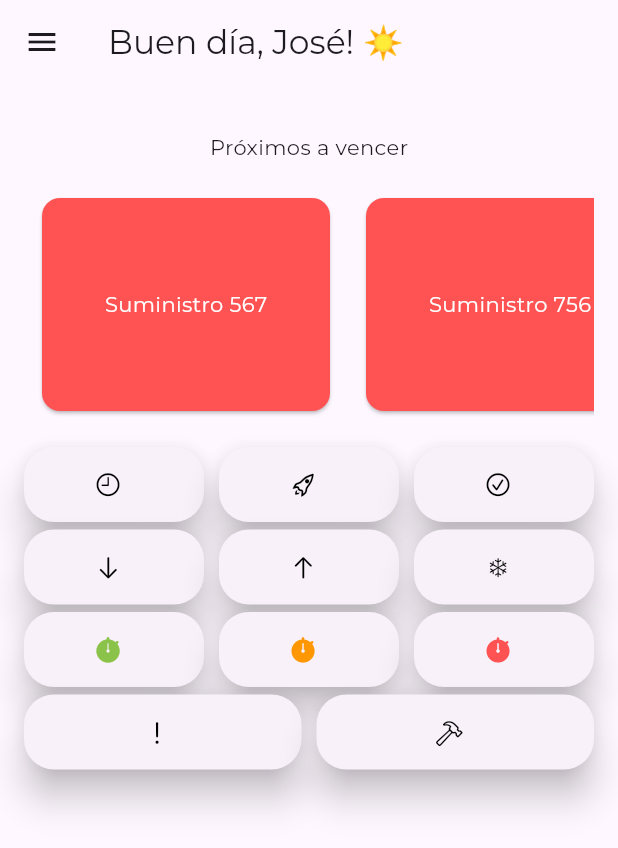
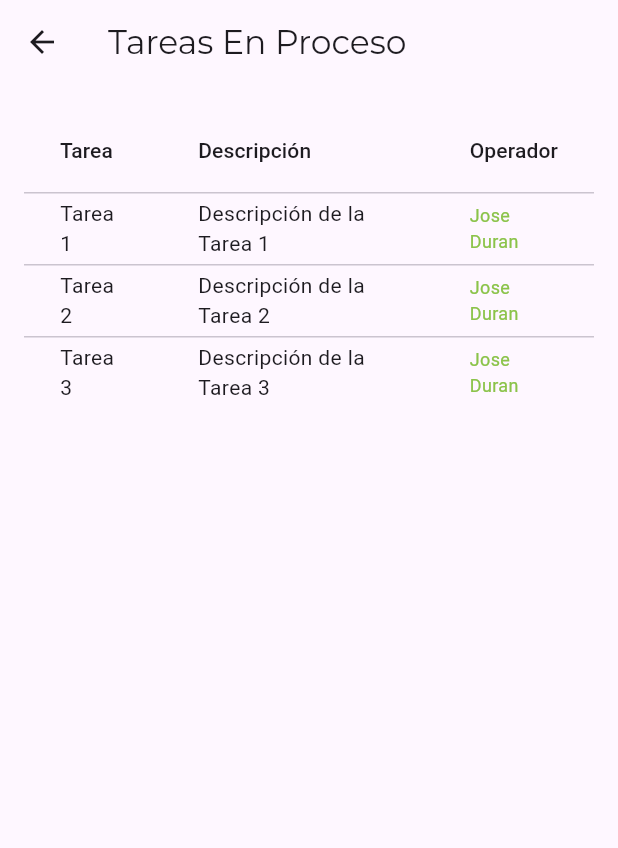
Before and after one commit to josegduran/banco_alimentos, a Flutter app: the DashboardPage screen opened directly, after a tap on an icon or button, on a phone screen of 412 x 824 dp. Shown: the top 848 px of the screen. Run offline on Flutter 3.47's test engine with Material 3 defaults, Android fonts, the phone set to English and light mode, and no system bars; our stand-ins replace animated_text_kit, google_fonts.

Commit message:
- Remodelación del lobby - tareasEnProceso.dart page agregada - tareasPendientes.dart page agregada - Eliminación de los flyers - Nueva dependencia agregada

```diff
--- a/lib/main.dart
+++ b/lib/main.dart
@@ -1,4 +1,5 @@
 import 'package:flutter/material.dart';
+import 'dart:async';
 import 'pages/dashboard.dart';
 import 'package:google_fonts/google_fonts.dart';
 
@@ -32,31 +33,184 @@ class MyHomePage extends StatefulWidget {
 }
 
 class _MyHomePageState extends State<MyHomePage> {
+  bool isRedSquareVisible = true;
+  bool isAmberSquareVisible = true;
+  bool isGreenSquareVisible = true;
+
+  Timer? _timer;
+
+  @override
+  void initState() {
+    super.initState();
+    startBlinking();
+  }
+
+  void startBlinking() {
+    _timer = Timer.periodic(Duration(milliseconds: 1000), (timer) {
+      setState(() {
+        isRedSquareVisible = !isRedSquareVisible;
+        isAmberSquareVisible = !isAmberSquareVisible;
+        isGreenSquareVisible = !isGreenSquareVisible;
+      });
+    });
+  }
+
+  void resetTimer() {
+    _timer?.cancel();
+    startBlinking();
+  }
+
   @override
   Widget build(BuildContext context) {
+    double screenWidth = MediaQuery.of(context).size.width;
+
     return Scaffold(
-      body: WillPopScope(
+      body: GestureDetector(
+        onTap: () {
+          resetTimer();
+        },
+        onPanUpdate: (_) {
+          resetTimer();
+        },
+        child: WillPopScope(
           onWillPop: () async {
             // Evitar que el usuario pueda regresar a la página anterior
             return false;
           },
           child: Padding(
-          padding: const EdgeInsets.only(bottom: 60.0),
+            padding: const EdgeInsets.all(16.0),
             child: Center(
               child: Column(
                 mainAxisAlignment: MainAxisAlignment.center,
                 children: <Widget>[
-                _buildImageGrid(),
+                  // Añadir un espacio en blanco con margen
+                  SizedBox(height: 50.0),
+                  // Contenedor para ajustar la posición del semáforo
+                  Row(
+                    mainAxisAlignment: MainAxisAlignment.center,
+                    children: [
+                      // Aquí puedes personalizar tu semáforo horizontal
+                      Container(
+                        width: screenWidth / 3 - 20, // Ajustar según sea necesario
+                        height: 100,
+                        decoration: BoxDecoration(
+                          color: isRedSquareVisible ? Colors.redAccent : Colors.transparent,
+                          border: Border.all(color: Colors.black),
+                          borderRadius: BorderRadius.circular(30.0),
+                          boxShadow: [
+                            BoxShadow(
+                              color: Colors.grey.withOpacity(0.5),
+                              spreadRadius: 2,
+                              blurRadius: 5,
+                              offset: Offset(0, 10),
+                            )
+                          ]
+                        ),
+                        margin: EdgeInsets.all(1),
+                      ),
+                      Container(
+                        width: screenWidth / 3 - 20,
+                        height: 100,
+                        decoration: BoxDecoration(
+                          color: isAmberSquareVisible ? Colors.amber : Colors.transparent,
+                          border: Border.all(color: Colors.black),
+                          borderRadius: BorderRadius.circular(30.0),
+                          boxShadow: [
+                            BoxShadow(
+                              color: Colors.grey.withOpacity(0.5),
+                              spreadRadius: 2,
+                              blurRadius: 5,
+                              offset: Offset(0, 10),
+                            )
+                          ]
+                        ),
+                        margin: EdgeInsets.all(1),
+                      ),
+                      Container(
+                        width: screenWidth / 3 - 20,
+                        height: 100,
+                        decoration: BoxDecoration(
+                          color: isGreenSquareVisible ? Colors.lightGreen : Colors.transparent,
+                          border: Border.all(color: Colors.black),
+                          borderRadius: BorderRadius.circular(30.0),
+                          boxShadow: [
+                            BoxShadow(
+                              color: Colors.grey.withOpacity(0.5),
+                              spreadRadius: 2,
+                              blurRadius: 5,
+                              offset: Offset(0, 10),
+                            )
+                          ]
+                        ),
+                        margin: EdgeInsets.all(1),
+                      ),
+                    ],
+                  ),
+                  SizedBox(height: 50.0),
+                  // Agregar la tabla con los encabezados (folio, nombre, proveedor)
+                  Container(
+                    decoration: BoxDecoration(
+                      border: Border.all(color: Colors.black),
+                      borderRadius: BorderRadius.circular(30.0),
+                      boxShadow: [
+                        BoxShadow(
+                          color: Colors.grey.withOpacity(0.1),
+                          spreadRadius: 2,
+                          blurRadius: 5,
+                          offset: Offset(0, 10),
+                        )
+                      ]
+                    ),
+                    child: SingleChildScrollView(
+                      scrollDirection: Axis.horizontal,
+                      child: DataTable(
+                        columns: [
+                          DataColumn(label: Text('Folio')),
+                          DataColumn(label: Text('Nombre')),
+                          DataColumn(label: Text('Proveedor')),
+                          DataColumn(label: Text('Cantidad')),
+                        ],
+                        rows: [
+                          DataRow(cells: [
+                            DataCell(Text('1')),
+                            DataCell(Text('Nombre1')),
+                            DataCell(Text('Proveedor1')),
+                            DataCell(Text('Cantidad1')),
+                          ]),
+                          DataRow(cells: [
+                            DataCell(Text('2')),
+                            DataCell(Text('Nombre2')),
+                            DataCell(Text('Proveedor2')),
+                            DataCell(Text('Cantidad2')),
+                          ]),
+                          DataRow(cells: [
+                            DataCell(Text('3')),
+                            DataCell(Text('Nombre3')),
+                            DataCell(Text('Proveedor3')),
+                            DataCell(Text('Cantidad3')),
+                          ]),
+                          DataRow(cells: [
+                            DataCell(Text('4')),
+                            DataCell(Text('Nombre4')),
+                            DataCell(Text('Proveedor4')),
+                            DataCell(Text('Cantidad4')),
+                          ]),
+                          // Agregar más filas según sea necesario
+                        ],
+                      ),
+                    ),
+                  ),
+
                   Spacer(),
                   ElevatedButton(
                     onPressed: () {
                       // Navigate to the login page
                       Navigator.push(
                         context,
-                      MaterialPageRoute(builder: (context) => LoginPage()),
+                        MaterialPageRoute(builder: (context) => DashboardPage()),
                       );
                     },
-                  child: Text('Iniciar Sesión',
+                    child: Text('Operaciones',
                         style: GoogleFonts.montserrat(color: Colors.black)),
                   ),
                 ],
@@ -64,114 +218,13 @@ class _MyHomePageState extends State<MyHomePage> {
             ),
           ),
         ),
-    );
-  }
-
-  Widget _buildImageGrid() {
-    return GridView.count(
-      crossAxisCount: 2,
-      shrinkWrap: true,
-      physics: NeverScrollableScrollPhysics(),
-      children: [
-        _buildImage('lib/assets/img/flyer01.png'),
-        _buildImage('lib/assets/img/flyer02.png'),
-        _buildImage('lib/assets/img/logoanahuac.png'),
-        _buildImage('lib/assets/img/logoanahuac.png'),
-        _buildImage('lib/assets/img/logoanahuac.png'),
-        _buildImage('lib/assets/img/logoanahuac.png'),
-      ],
-    );
-  }
-
-  Widget _buildImage(String imagePath) {
-    return Card(
-      child: ClipRect(
-        child: Align(
-          alignment: Alignment.center,
-          heightFactor: 1.0,
-          child: Image.asset(
-            imagePath,
-            fit: BoxFit.cover,
-            width: double.infinity, // O ajusta el ancho según sea necesario
-          ),
-        ),
       ),
     );
   }
 
-
-}
-
-
-
-class LoginPage extends StatelessWidget {
   @override
-  Widget build(BuildContext context) {
-    return Scaffold(
-      appBar: AppBar(
-        title: Text('Iniciar Sesión', style: GoogleFonts.montserrat()),
-        centerTitle: true,
-      ),
-      body: Padding(
-        padding: const EdgeInsets.all(16.0),
-        child: SingleChildScrollView(
-          child: Center(
-            child: Column(
-              mainAxisAlignment: MainAxisAlignment.center,
-              children: <Widget>[
-                // Image from assets
-                Image.asset(
-                  'lib/assets/img/bamx_logo.png',
-                  height: 200.0, // Ajusta la altura según sea necesario
-                ),
-                const SizedBox(height: 20.0),
-                Text(
-                  'Ingresa tus datos', style: GoogleFonts.montserrat()
-                ),
-                const SizedBox(height: 20.0),
-                // Username TextField
-                TextField(
-                  decoration: InputDecoration(
-                    labelText: 'Usuario',
-                    border: OutlineInputBorder(),
-                    labelStyle: GoogleFonts.montserrat(),
-                  ),
-                ),
-                const SizedBox(height: 12.0),
-                TextField(
-                  obscureText: true,
-                  decoration: InputDecoration(
-                    labelText: 'Contraseña',
-                    border: OutlineInputBorder(),
-                    labelStyle: GoogleFonts.montserrat(),
-                  ),
-                ),
-
-                const SizedBox(height: 20.0),
-                // Login Button
-                ElevatedButton(
-                  onPressed: () {
-                    Navigator.push(
-                      context,
-                      MaterialPageRoute(builder: (context) => DashboardPage()),
-                    );
-                  },
-                  child: Text('Acceder',
-                      style: GoogleFonts.montserrat(color: Colors.black)),
-                ),
-                const SizedBox(height: 10.0),
-                ElevatedButton(
-                  onPressed: () {
-                    // Agregar lógica para solicitar acceso
-                  },
-                  child: Text('Solicitar acceso',
-                      style: GoogleFonts.montserrat(color: Colors.black)),
-                ),
-              ],
-            ),
-          ),
-        ),
-      ),
-    );
+  void dispose() {
+    _timer?.cancel();
+    super.dispose();
   }
 }
--- a/lib/pages/dashboard.dart
+++ b/lib/pages/dashboard.dart
@@ -1,20 +1,55 @@
 import 'package:flutter/material.dart';
 import 'package:flutter/cupertino.dart';
 import 'package:google_fonts/google_fonts.dart';
+import 'dart:async';
+import '/pages/tareasPendientes.dart';
+import '/pages/tareasEnProceso.dart';
 
-class DashboardPage extends StatelessWidget {
+class DashboardPage extends StatefulWidget {
+  @override
+  _DashboardPageState createState() => _DashboardPageState();
+}
+
+class _DashboardPageState extends State<DashboardPage> {
+  Timer? _inactivityTimer;
+
+  @override
+  void initState() {
+    super.initState();
+    startInactivityTimer();
+  }
+
+  void startInactivityTimer() {
+    _inactivityTimer = Timer(Duration(seconds: 120), () {
+      // Regresar a la página principal después de 120 segundos de inactividad
+      Navigator.pushReplacementNamed(context, '/');
+    });
+  }
+
+  void resetInactivityTimer() {
+    _inactivityTimer?.cancel();
+    startInactivityTimer();
+  }
+
   @override
   Widget build(BuildContext context) {
     return DefaultTextStyle(
-      style: GoogleFonts.montserrat(), // Establece Montserrat como la fuente predeterminada
+      style: GoogleFonts.montserrat(),
       child: WillPopScope(
         onWillPop: () async {
           // Evitar que el usuario pueda regresar a la página anterior
-          return false;
+          return true;
+        },
+        child: GestureDetector(
+          onTap: () {
+            resetInactivityTimer();
+          },
+          onPanUpdate: (_) {
+            resetInactivityTimer();
           },
           child: Scaffold(
             appBar: AppBar(
-            title: Text('Buen día, José! ☀️', style: GoogleFonts.montserrat(),),
+              title: Text('Buen día ☀️', style: GoogleFonts.montserrat()),
             ),
             drawer: _buildDrawer(context),
             body: SingleChildScrollView(
@@ -34,9 +69,31 @@ class DashboardPage extends StatelessWidget {
                       Row(
                         mainAxisAlignment: MainAxisAlignment.spaceEvenly,
                         children: [
-                        _buildDashboardButton(CupertinoIcons.clock, iconColor: Colors.black),
+                          _buildDashboardButton(
+                            CupertinoIcons.clock,
+                            iconColor: Colors.black,
+                            onPressed: () {
+                              // Navegar a la página de Tareas Pendientes cuando se presiona el icono del reloj
+                              Navigator.push(
+                                context,
+                                MaterialPageRoute(builder: (context) => TareasPendientesPage()),
+                              );
+                            },
+                          ),
+
                           const SizedBox(width: 10.0),
-                        _buildDashboardButton(CupertinoIcons.rocket, iconColor: Colors.black),
+
+                          _buildDashboardButton(
+                            CupertinoIcons.rocket,
+                            iconColor: Colors.black,
+                            onPressed: () {
+                              // Navegar a la página de Tareas Pendientes cuando se presiona el icono del reloj
+                              Navigator.push(
+                                context,
+                                MaterialPageRoute(builder: (context) => TareasEnProcesoPage()),
+                              );
+                            },
+                          ),
                           const SizedBox(width: 10.0),
                           _buildDashboardButton(CupertinoIcons.check_mark_circled, iconColor: Colors.black),
                         ],
@@ -49,31 +106,18 @@ class DashboardPage extends StatelessWidget {
                           const SizedBox(width: 10.0),
                           _buildDashboardButton(CupertinoIcons.arrow_up, iconColor: Colors.black),
                           const SizedBox(width: 10.0),
-                        _buildDashboardButton(CupertinoIcons.snow, iconColor: Colors.black),
-                      ],
-                    ),
-                    const SizedBox(height: 5.0),
-
-                    Row(
-                      mainAxisAlignment: MainAxisAlignment.spaceEvenly,
-                      children: [
-                        _buildSemaphoreButton(0),
-                        const SizedBox(width: 10.0),
-                        _buildSemaphoreButton(1),
-                        const SizedBox(width: 10.0),
-                        _buildSemaphoreButton(2),
+                          _buildDashboardButton(CupertinoIcons.hand_raised, iconColor: Colors.black),
                         ],
                       ),
                       const SizedBox(height: 5.0),
                       Row(
                         mainAxisAlignment: MainAxisAlignment.spaceEvenly,
                         children: [
-                        _buildDashboardButton(CupertinoIcons.exclamationmark, iconColor: Colors.black),
-                        const SizedBox(width: 10.0),
-                        _buildDashboardButton(CupertinoIcons.hammer, iconColor: Colors.black),
+                          _buildDashboardButton(CupertinoIcons.question_circle, iconColor: Colors.black),
                         ],
                       ),
                     ],
+                  ),
                 ),
               ),
             ),
@@ -109,7 +153,7 @@ class DashboardPage extends StatelessWidget {
           child: Center(
             child: Text(
               title,
-              style: GoogleFonts.montserrat(color: Colors.white), // Aplica el estilo a la tarjeta
+              style: GoogleFonts.montserrat(color: Colors.white),
             ),
           ),
         ),
@@ -117,36 +161,10 @@ class DashboardPage extends StatelessWidget {
     );
   }
 
-  Widget _buildSemaphoreButton(int index) {
-    Color iconColor;
-
-    // Asignar el color según el índice
-    switch (index) {
-      case 0:
-        iconColor = Colors.lightGreen;
-        break;
-      case 1:
-        iconColor = Colors.orange;
-        break;
-      case 2:
-        iconColor = Colors.redAccent;
-        break;
-      default:
-        iconColor = Colors.black;
-    }
-
-    return _buildDashboardButton(
-      CupertinoIcons.stopwatch_fill,
-      iconColor: iconColor,
-    );
-  }
-
-  Widget _buildDashboardButton(IconData icon, {Color? iconColor}) {
+  Widget _buildDashboardButton(IconData icon, {Color? iconColor, VoidCallback? onPressed}) {
     return Expanded(
       child: ElevatedButton.icon(
-        onPressed: () {
-          // Agregar lógica para el ítem correspondiente del panel de control
-        },
+        onPressed: onPressed,
         icon: Icon(
           icon,
           color: iconColor,
@@ -157,22 +175,20 @@ class DashboardPage extends StatelessWidget {
           shape: RoundedRectangleBorder(
             borderRadius: BorderRadius.circular(20.0),
           ),
-          elevation: 10, // Ajusta el valor de elevación según sea necesario
+          elevation: 10,
         ),
       ),
     );
   }
 
-
   Widget _buildDrawer(BuildContext context) {
     return Drawer(
-      // Ajusta la propiedad width para reducir el área horizontal
-      width: 200, // Puedes ajustar este valor según tus necesidades
+      width: 200,
       child: ListView(
         padding: EdgeInsets.zero,
         children: [
           Container(
-            height: 100, // Ajusta la altura según tus necesidades
+            height: 100,
             child: DrawerHeader(
               decoration: BoxDecoration(
                 color: Colors.black,
@@ -191,19 +207,19 @@ class DashboardPage extends StatelessWidget {
             ),
           ),
           ListTile(
-            title: Text('Perfil', style: GoogleFonts.montserrat()),
+            title: Text('Contacto', style: GoogleFonts.montserrat()),
             onTap: () {
               // Agregar lógica para la opción 1 del menú
             },
           ),
           ListTile(
-            title: Text('Contacto', style: GoogleFonts.montserrat()),
+            title: Text('Reportar problema', style: GoogleFonts.montserrat()),
             onTap: () {
               // Agregar lógica para la opción 2 del menú
             },
           ),
           ListTile(
-            title: Text('Cerrar sesión', style: GoogleFonts.montserrat()),
+            title: Text('Lobby', style: GoogleFonts.montserrat()),
             onTap: () {
               Navigator.pushReplacementNamed(context, '/');
             },
@@ -212,4 +228,10 @@ class DashboardPage extends StatelessWidget {
       ),
     );
   }
+
+  @override
+  void dispose() {
+    _inactivityTimer?.cancel();
+    super.dispose();
   }
+}
--- /dev/null
+++ b/lib/pages/tareasEnProceso.dart
@@ -0,0 +1,87 @@
+import 'package:flutter/material.dart';
+import 'package:google_fonts/google_fonts.dart';
+import 'dart:async';
+import 'package:animated_text_kit/animated_text_kit.dart';
+
+class TareasEnProcesoPage extends StatefulWidget {
+  @override
+  _TareasEnProcesoPageState createState() => _TareasEnProcesoPageState();
+}
+
+class _TareasEnProcesoPageState extends State<TareasEnProcesoPage> {
+  Timer? _inactivityTimer;
+
+  @override
+  void initState() {
+    super.initState();
+    startInactivityTimer();
+  }
+
+  void startInactivityTimer() {
+    _inactivityTimer = Timer(Duration(seconds: 120), () {
+      // Regresar a la página principal después de 120 segundos de inactividad
+      Navigator.pushReplacementNamed(context, '/');
+    });
+  }
+
+  void resetInactivityTimer() {
+    _inactivityTimer?.cancel();
+    startInactivityTimer();
+  }
+
+  @override
+  Widget build(BuildContext context) {
+    return Scaffold(
+      appBar: AppBar(
+        title: Text('Tareas En Proceso', style: GoogleFonts.montserrat()),
+      ),
+      body: GestureDetector(
+        onTap: () {
+          // Resetea el temporizador de inactividad cuando se realiza una acción
+          resetInactivityTimer();
+        },
+        child: SingleChildScrollView(
+          padding: EdgeInsets.all(16.0),
+          child: Column(
+            children: [
+              _buildTareasTable(),
+            ],
+          ),
+        ),
+      ),
+    );
+  }
+
+  Widget _buildTareasTable() {
+    return DataTable(
+      columns: [
+        DataColumn(label: Text('Tarea')),
+        DataColumn(label: Text('Descripción')),
+        DataColumn(label: Text('Operador')),
+      ],
+      rows: [
+        _buildTareaRow('Tarea 1', 'Descripción de la Tarea 1', 'Jose Duran'),
+        _buildTareaRow('Tarea 2', 'Descripción de la Tarea 2', 'Jose Duran'),
+        _buildTareaRow('Tarea 3', 'Descripción de la Tarea 3', 'Jose Duran'),
+        // Agrega más filas según sea necesario
+      ],
+    );
+  }
+
+  DataRow _buildTareaRow(String tarea, String descripcion, String operador) {
+    return DataRow(cells: [
+      DataCell(Text(tarea)),
+      DataCell(Text(descripcion)),
+      DataCell(
+        TyperAnimatedTextKit(
+          onTap: () {
+            print("Tap Event");
+          },
+          text: [operador],
+          textStyle: TextStyle(fontSize: 12.0, color: Colors.lightGreen),
+          speed: Duration(milliseconds: 200),
+        ),
+      ),
+    ]);
+  }
+}
--- a/pubspec.yaml
+++ b/pubspec.yaml
@@ -13,6 +13,7 @@ dependencies:
     sdk: flutter
   cupertino_icons: ^1.0.2
   google_fonts: ^6.1.0
+  animated_text_kit: ^4.2.1
 
 dev_dependencies:
   flutter_test:
@@ -24,5 +25,3 @@ flutter:
   assets:
     - lib/assets/img/bamx_logo.png
     - lib/assets/img/logoanahuac.png
-    - lib/assets/img/flyer01.png
-    - lib/assets/img/flyer02.png
```
Also changed, not shown: lib/pages/tareasPendientes.dart (added, +86 -0 lines), lib/assets/img/flyer01.png (deleted), lib/assets/img/flyer02.png (deleted), pubspec.lock. Lines whose indentation alone changed are shown as unchanged.
